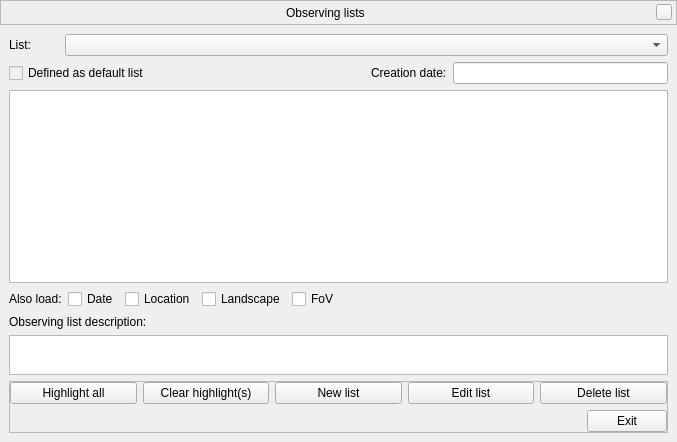
The window that src/gui/obsListDialog.ui (Stellarium/stellarium) describes before a commit, drawn with Qt 5.
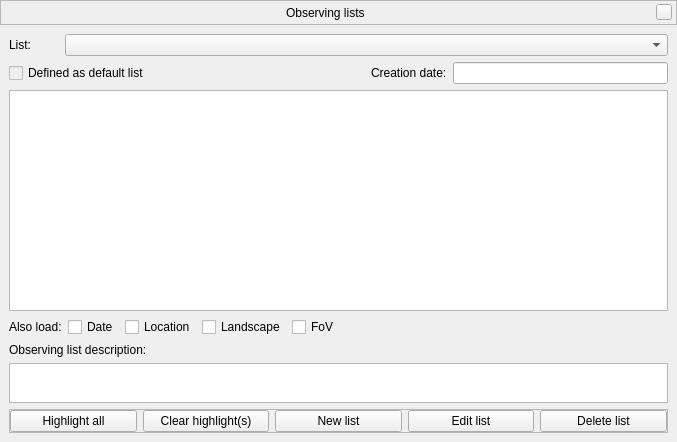
The same window after the commit. Custom widgets are drawn as their Qt base class.

Commit message: Fix my previous misunderstanding - Unsolved: hard to read code around type and object type   (works again, but really needs better variable names and documentation.) - added documentation - remove now unneeded exit button

Patch:
```diff
--- a/src/gui/obsListDialog.ui
+++ b/src/gui/obsListDialog.ui
@@ -246,33 +246,6 @@
            </item>
           </layout>
          </item>
-         <item>
-          <layout class="QHBoxLayout" name="horizontalLayoutExit">
-           <item>
-            <spacer name="horizontalSpacer">
-             <property name="orientation">
-              <enum>Qt::Horizontal</enum>
-             </property>
-             <property name="sizeHint" stdset="0">
-              <size>
-               <width>40</width>
-               <height>20</height>
-              </size>
-             </property>
-            </spacer>
-           </item>
-           <item>
-            <widget class="QPushButton" name="obsListExitButton">
-             <property name="toolTip">
-              <string>Exit</string>
-             </property>
-             <property name="text">
-              <string>Exit</string>
-             </property>
-            </widget>
-           </item>
-          </layout>
-         </item>
         </layout>
        </widget>
       </item>
```
The commit also changes 5 other files.
